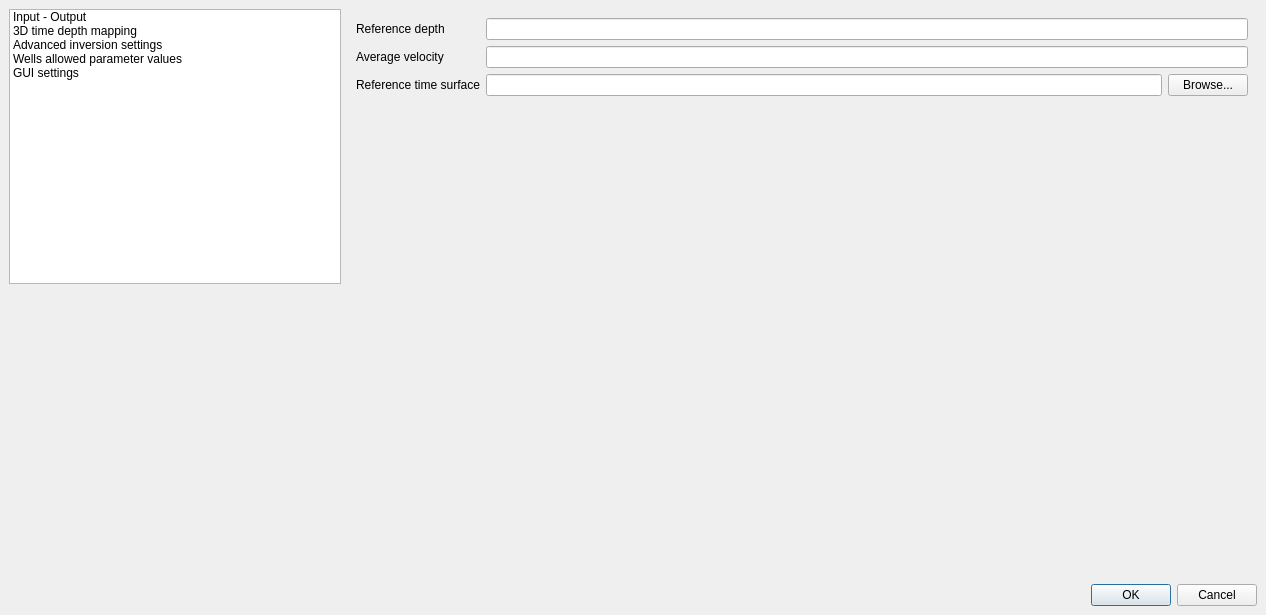
Qt form trunk/SettingsDialog.ui (CRAVA/cravagui) before a commit.
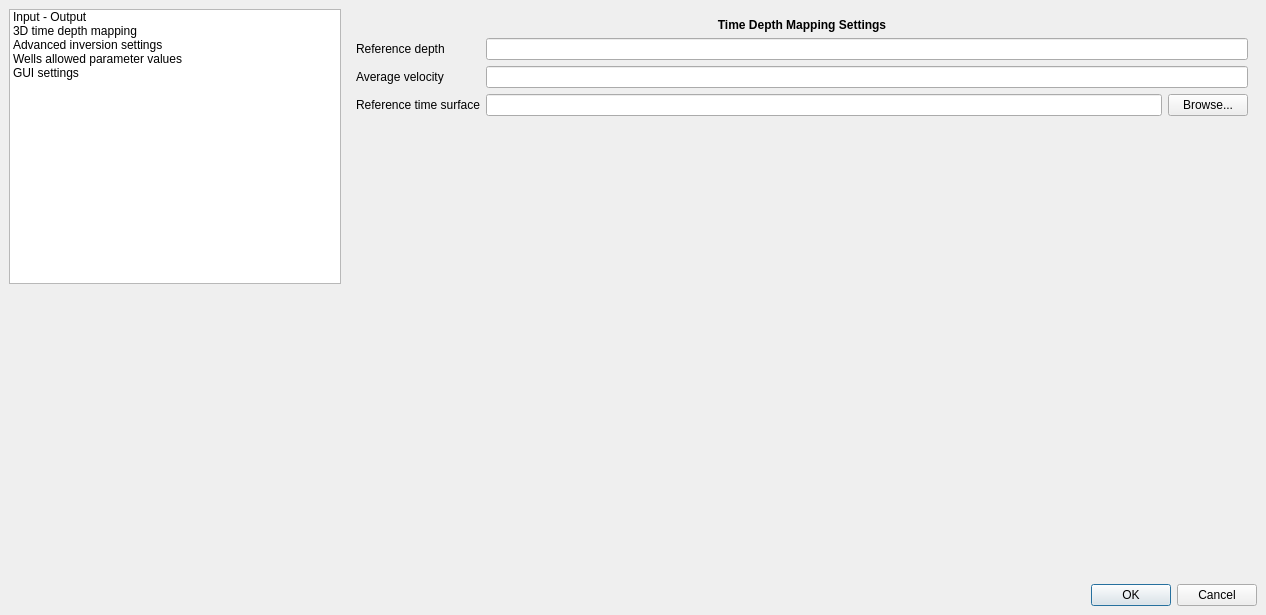
The same form after that commit. The open tabs and pages were chosen to show the change.

Commit message: Updated the 3D time depth mapping page in the Settings dialog

What changed in the file:
```diff
--- a/trunk/SettingsDialog.ui
+++ b/trunk/SettingsDialog.ui
@@ -634,12 +634,9 @@
        <property name="spacing" >
         <number>6</number>
        </property>
-       <item row="0" column="0" >
-        <layout class="QHBoxLayout" >
-         <property name="margin" >
-          <number>0</number>
-         </property>
-         <property name="spacing" >
+       <item row="1" column="0">
+        <layout class="QHBoxLayout">
+         <property name="spacing">
           <number>6</number>
          </property>
          <item>
@@ -735,7 +732,7 @@
          </item>
         </layout>
        </item>
-       <item row="1" column="0" >
+       <item row="2" column="0">
         <spacer>
          <property name="orientation" >
           <enum>Qt::Vertical</enum>
@@ -748,6 +745,22 @@
          </property>
         </spacer>
        </item>
+       <item row="0" column="0">
+        <widget class="QLabel" name="label_4">
+         <property name="font">
+          <font>
+           <weight>75</weight>
+           <bold>true</bold>
+          </font>
+         </property>
+         <property name="text">
+          <string>Time Depth Mapping Settings</string>
+         </property>
+         <property name="alignment">
+          <set>Qt::AlignCenter</set>
+         </property>
+        </widget>
+       </item>
       </layout>
      </widget>
      <widget class="QWidget" name="advancedPage" >
```
Left out of the diff: 95 changed lines with no effect on the pictures.
